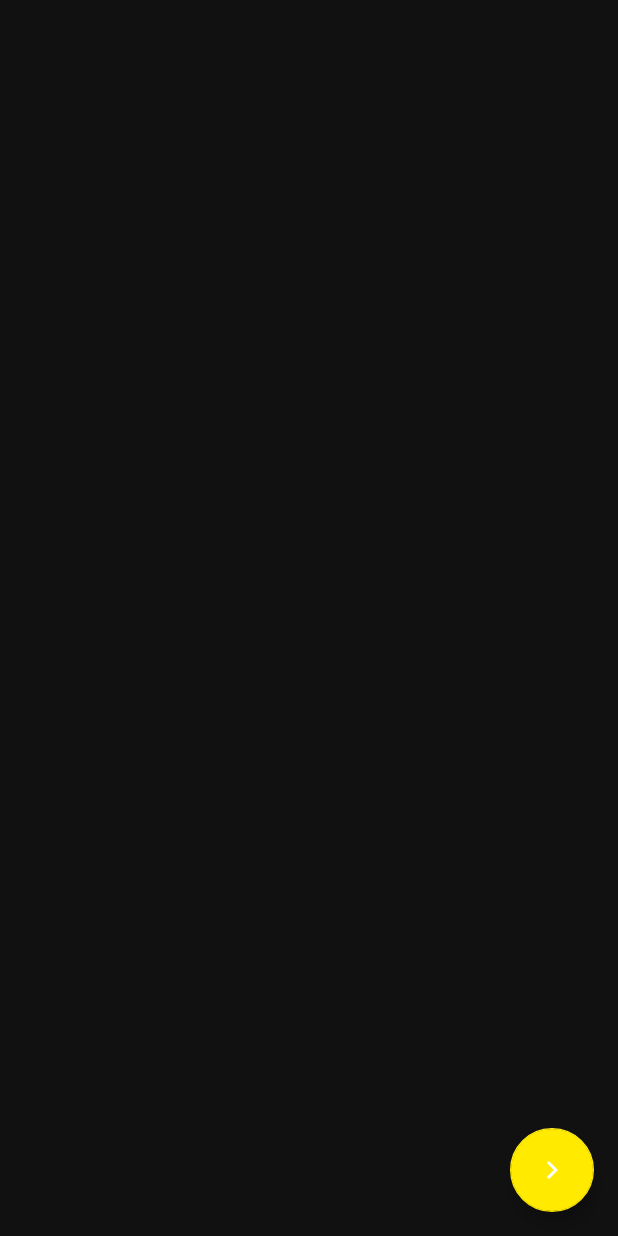
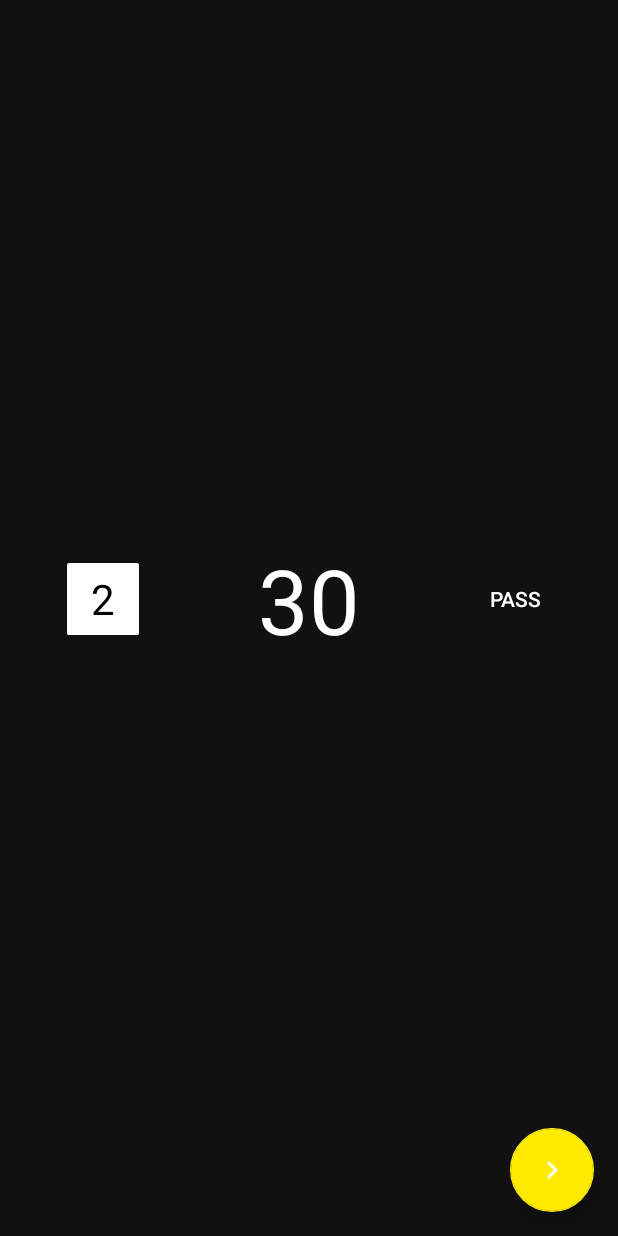
Before and after one commit to thatfiredev/thirtysecs, an Android app: the layout activity_main.xml on its own in the app's theme, with its tools: preview values and no code run, on a phone screen of 412 x 824 dp. Run offline under Robolectric (Android 15) with nearby library versions, the phone set to English and light mode, and no system bars.

Commit message:
Added a Pass Button Players do not need to wait till the 30 seconds finish anymore. If they cant describe any of the words or if they have already described them in less than 30secs, then they can click on pass to finish the game.

```diff
--- a/app/src/main/res/layout/content_main.xml
+++ b/app/src/main/res/layout/content_main.xml
@@ -15,26 +15,67 @@
         android:layout_width="match_parent"
         android:layout_height="match_parent">
 
+        <LinearLayout
+            android:weightSum="0.9"
+            android:orientation="horizontal"
+            android:layout_width="match_parent"
+            android:layout_height="wrap_content">
+
+
+            <FrameLayout
+                android:id="@+id/dice"
+                android:layout_weight="0.3"
+                android:layout_gravity="center_vertical"
+                android:layout_width="match_parent"
+                android:layout_height="wrap_content">
+            <android.support.v7.widget.CardView
+                app:cardCornerRadius="1dp"
+                app:cardElevation="@dimen/cardview_default_elevation"
+                android:layout_gravity="center_horizontal"
+                android:layout_width="48dp"
+                android:layout_height="48dp">
+
+                <TextView
+                    android:id="@+id/txtDice"
+                    android:text="2"
+                    android:textSize="28sp"
+                    android:layout_margin="4dp"
+                    android:textAlignment="center"
+                    android:gravity="center"
+                    android:textColor="@android:color/black"
+                    android:layout_width="match_parent"
+                    android:layout_height="match_parent" />
+
+            </android.support.v7.widget.CardView>
+            </FrameLayout>
+
         <TextView
             android:id="@+id/txtTime"
             android:textColor="@android:color/white"
             android:textAlignment="center"
             android:textSize="60sp"
+            android:text="30"
+            android:layout_weight="0.3"
             android:layout_width="match_parent"
             android:layout_height="wrap_content" />
+
+            <Button
+                android:id="@+id/btnPass"
+                android:textColor="@android:color/white"
+                android:layout_weight="0.3"
+                android:text="@string/button_pass"
+                android:layout_gravity="center_vertical"
+                android:textAppearance="@style/TextAppearance.AppCompat.Button"
+                style="@style/Widget.AppCompat.Button.Borderless"
+                android:layout_width="match_parent"
+                android:layout_height="56dp" />
+
+        </LinearLayout>
 
         <android.support.v7.widget.RecyclerView
             android:id="@+id/rv"
             android:layout_width="match_parent"
             android:layout_height="wrap_content"/>
-
-        <TextView
-            android:id="@+id/txtDice"
-            android:textColor="@android:color/white"
-            android:textAlignment="center"
-            android:textSize="18sp"
-            android:layout_width="match_parent"
-            android:layout_height="wrap_content" />
 
         <TextView
             android:id="@+id/txtScore"
--- a/app/src/main/res/values/strings.xml
+++ b/app/src/main/res/values/strings.xml
@@ -48,6 +48,8 @@
     <string name="prompt_roll" formatted="false">%s is rolling the dice</string>
     <string name="dice_result" formatted="false">%s\'s Dice: %d</string>
     <string name="title_activity_dice">Roll the Dice</string>
+    <string name="button_pass">Pass</string>
+    <string name="passed">Passed</string>
 
     <string name="button_changelog">Changelog</string>
     <string name="button_licenses">Licenses</string>
--- a/build.gradle
+++ b/build.gradle
@@ -5,7 +5,7 @@ buildscript {
         jcenter()
     }
     dependencies {
-        classpath 'com.android.tools.build:gradle:2.3.0'
+        classpath 'com.android.tools.build:gradle:3.0.0'
         classpath "io.realm:realm-gradle-plugin:3.5.0"
         //classpath 'com.google.gms:google-services:3.1.0'
 
```
Also changed, not shown: app/src/main/java/io/github/rosariopfernandes/thirtysecs/MainActivity.java (+42 -8 lines), app/src/main/java/io/github/rosariopfernandes/thirtysecs/adapter/CardAdapter.java (+4 -4 lines), gradle/wrapper/gradle-wrapper.properties.
